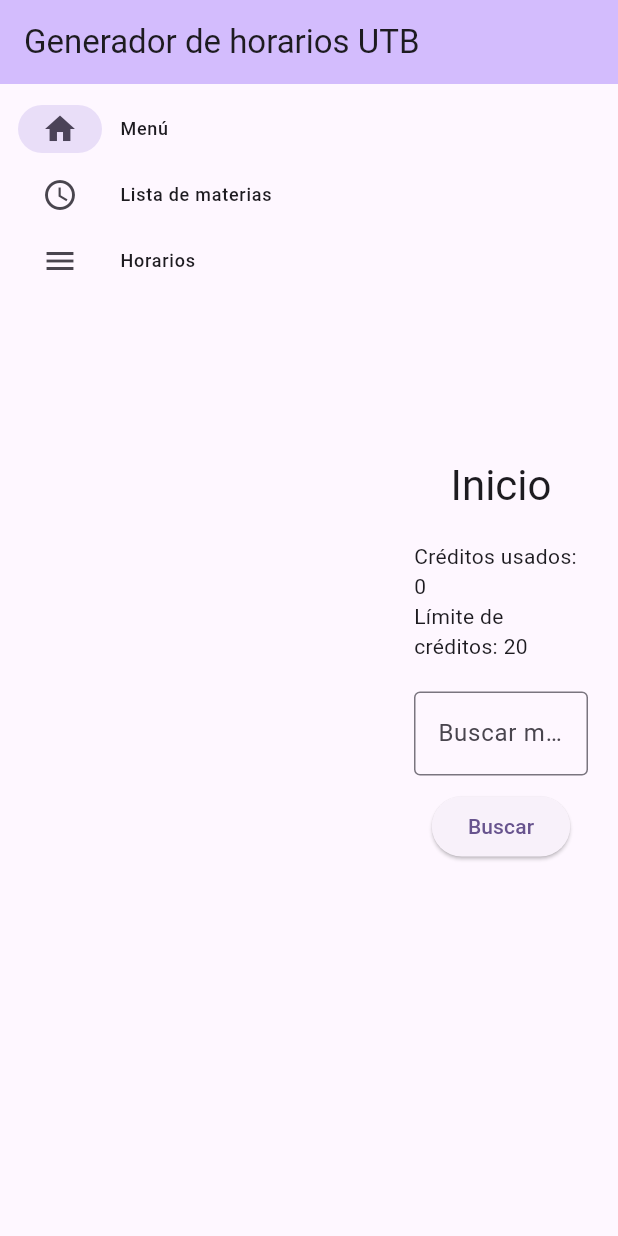
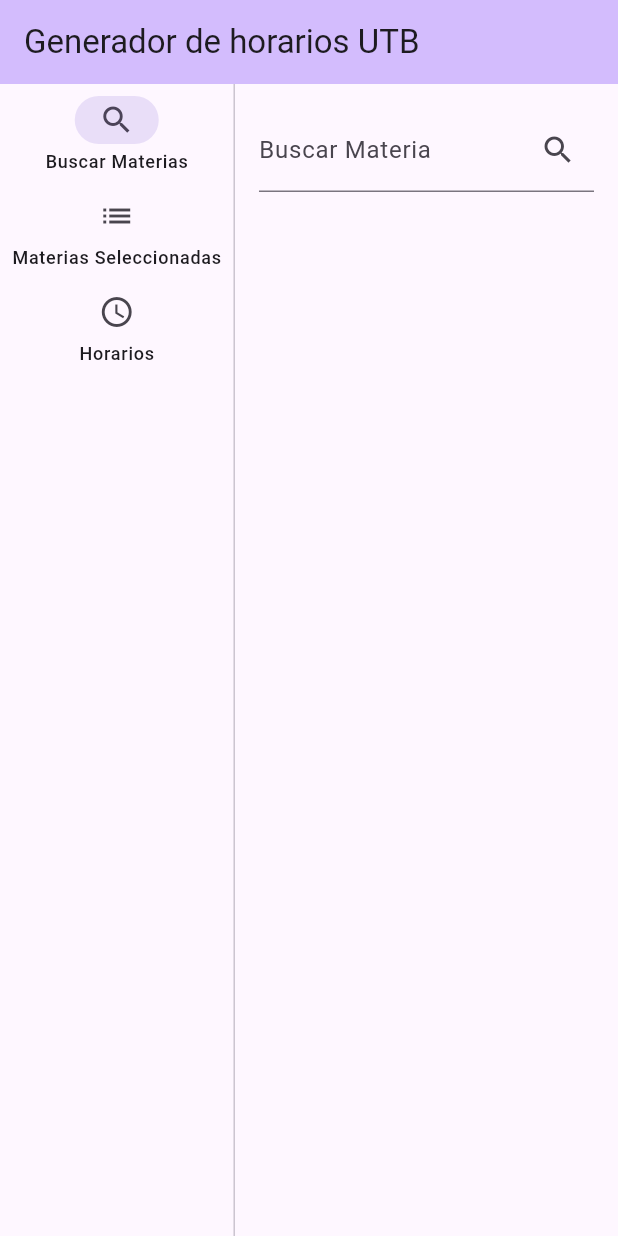
Before and after one commit to ISCOUTB/DH-ScheduleGeneratorUTB, a Flutter app: the screen it shows after launch, on a phone screen of 412 x 824 dp. Run offline on Flutter 3.47's test engine with Material 3 defaults, Android fonts, the phone set to English and light mode, and no system bars.

Commit message:
Update main.dart: Ahora genera mas de un horario...
Genera múltiples horarios según la cantidad de materias repetidas que tenga. Todavía falta implementar una mejor visualización y corregir el código para que no agregue créditos cuando se repite una materia en "materias seleccionadas".

```diff
--- a/lib/main.dart
+++ b/lib/main.dart
@@ -145,7 +145,8 @@ class _MyHomePageState extends State<MyHomePage> {
     return false;
   }
 
-  void addCredits(String subjectName, List<Map<String, String>> schedule, int credits) {
+  void addCredits(
+      String subjectName, List<Map<String, String>> schedule, int credits) {
     // Verificar si hay un conflicto de horarios
     if (hasScheduleConflict(schedule)) {
       ScaffoldMessenger.of(context).showSnackBar(
@@ -175,13 +176,67 @@ class _MyHomePageState extends State<MyHomePage> {
     });
   }
 
-  // Nueva función para generar el horario semanal
-  List<Map<String, List<String>>> generateWeeklySchedule() {
+  // Nueva función para agrupar materias por nombre
+  Map<String, List<Map<String, dynamic>>> groupSubjectsByName() {
+    Map<String, List<Map<String, dynamic>>> groupedSubjects = {};
+
+    for (var subject in addedSubjects) {
+      String name = subject['name'];
+      if (groupedSubjects.containsKey(name)) {
+        groupedSubjects[name]!.add(subject);
+      } else {
+        groupedSubjects[name] = [subject];
+      }
+    }
+
+    return groupedSubjects;
+  }
+
+  // Función para generar combinaciones de horarios
+  List<List<Map<String, dynamic>>> generateScheduleCombinations(
+      Map<String, List<Map<String, dynamic>>> groupedSubjects) {
+    List<List<Map<String, dynamic>>> allCombinations = [];
+
+    // Recursión para combinar horarios
+    void generateCombination(List<Map<String, dynamic>> currentCombination,
+        List<List<Map<String, dynamic>>> remainingGroups) {
+      if (remainingGroups.isEmpty) {
+        allCombinations.add(List.from(currentCombination));
+        return;
+      }
+
+      var currentGroup = remainingGroups.first;
+      for (var subject in currentGroup) {
+        currentCombination.add(subject);
+        generateCombination(
+            currentCombination, remainingGroups.sublist(1)); // Recursión
+        currentCombination.removeLast();
+      }
+    }
+
+    generateCombination(
+      [],
+      groupedSubjects.values.toList(),
+    );
+
+    return allCombinations;
+  }
+
+  // Función actualizada para generar múltiples horarios
+  List<List<Map<String, List<String>>>> generateMultipleSchedules() {
+    Map<String, List<Map<String, dynamic>>> groupedSubjects =
+        groupSubjectsByName();
+    List<List<Map<String, dynamic>>> scheduleCombinations =
+        generateScheduleCombinations(groupedSubjects);
+
+    List<List<Map<String, List<String>>>> allSchedules = [];
+
+    for (var combination in scheduleCombinations) {
       List<Map<String, List<String>>> weeklySchedule = [];
 
       for (var day in possibleDays) {
         List<String> subjectsForDay = [];
-      for (var subject in addedSubjects) {
+        for (var subject in combination) {
           for (var schedule in subject['schedule']) {
             if (schedule['day'] == day) {
               subjectsForDay.add('${subject['name']} (${schedule['time']})');
@@ -190,7 +245,11 @@ class _MyHomePageState extends State<MyHomePage> {
         }
         weeklySchedule.add({day: subjectsForDay});
       }
-    return weeklySchedule;
+
+      allSchedules.add(weeklySchedule);
+    }
+
+    return allSchedules;
   }
 
   void generateSchedule() {
@@ -199,14 +258,20 @@ class _MyHomePageState extends State<MyHomePage> {
         const SnackBar(content: Text('Seleccione materias antes de generar')),
       );
     } else {
-      List<Map<String, List<String>>> weeklySchedule = generateWeeklySchedule();
-      // Muestra el horario semanal en un diálogo o en la pantalla
+      List<List<Map<String, List<String>>>> allSchedules =
+          generateMultipleSchedules();
+
+      // Muestra los múltiples horarios en un diálogo
       showDialog(
         context: context,
         builder: (context) {
           return AlertDialog(
-            title: const Text('Horario Semanal'),
+            title: const Text('Horarios Generados'),
             content: SingleChildScrollView(
+              child: Column(
+                children: allSchedules.map((weeklySchedule) {
+                  return Padding(
+                    padding: const EdgeInsets.only(bottom: 20),
                     child: Column(
                       children: weeklySchedule.map((daySchedule) {
                         String day = daySchedule.keys.first;
@@ -215,10 +280,16 @@ class _MyHomePageState extends State<MyHomePage> {
                           crossAxisAlignment: CrossAxisAlignment.start,
                           children: [
                             Text(day,
-                          style: const TextStyle(fontWeight: FontWeight.bold)),
-                      ...subjects.map((subject) => Text(subject)).toList(),
+                                style: const TextStyle(
+                                    fontWeight: FontWeight.bold)),
+                            ...subjects
+                                .map((subject) => Text(subject))
+                                .toList(),
                             const SizedBox(height: 10),
                           ],
+                        );
+                      }).toList(),
+                    ),
                   );
                 }).toList(),
               ),
@@ -253,180 +324,126 @@ class _MyHomePageState extends State<MyHomePage> {
       body: Row(
         children: <Widget>[
           NavigationRail(
-            extended: true,
-            destinations: const [
-              NavigationRailDestination(
-                icon: Icon(Icons.home),
-                label: Text('Menú'),
-              ),
-              NavigationRailDestination(
-                icon: Icon(Icons.schedule),
-                label: Text('Lista de materias'),
-              ),
-              NavigationRailDestination(
-                icon: Icon(Icons.menu),
-                label: Text('Horarios'),
-              ),
-            ],
             selectedIndex: selectedIndex,
             onDestinationSelected: (int index) {
               setState(() {
                 selectedIndex = index;
-                searchResults = [];
               });
             },
+            labelType: NavigationRailLabelType.all,
+            destinations: const <NavigationRailDestination>[
+              NavigationRailDestination(
+                icon: Icon(Icons.search),
+                label: Text('Buscar Materias'),
               ),
-          Expanded(
-            child: SingleChildScrollView(
-              child: Column(
-                mainAxisAlignment: MainAxisAlignment.start,
-                children: <Widget>[
-                  const SizedBox(height: 20),
-                  Padding(
-                    padding: const EdgeInsets.symmetric(horizontal: 20),
-                    child: Text(
-                      selectedIndex == 0
-                          ? 'Inicio'
-                          : selectedIndex == 1
-                              ? 'Materias seleccionadas'
-                              : 'Horarios',
-                      style: Theme.of(context).textTheme.headlineMedium,
+              NavigationRailDestination(
+                icon: Icon(Icons.list),
+                label: Text('Materias Seleccionadas'),
               ),
-                  ),
-                  const SizedBox(height: 20),
-                  if (selectedIndex == 0) ...[
-                    // Mostrar créditos usados y límite de créditos en el menú
-                    Padding(
-                      padding: const EdgeInsets.symmetric(horizontal: 20),
-                      child: Column(
-                        children: [
-                          Text('Créditos usados: $usedCredits'),
-                          Text('Límite de créditos: $creditLimit'),
-                        ],
-                      ),
-                    ),
-                    const SizedBox(height: 20),
-                    // Sección para buscar materias
-                    Padding(
-                      padding: const EdgeInsets.symmetric(horizontal: 20),
-                      child: TextField(
-                        controller: subjectController,
-                        decoration: const InputDecoration(
-                          labelText: 'Buscar materia',
-                          border: OutlineInputBorder(),
-                        ),
-                      ),
-                    ),
-                    const SizedBox(height: 10),
-                    ElevatedButton(
-                      onPressed: () {
-                        searchSubject(subjectController.text);
-                      },
-                      child: const Text('Buscar'),
-                    ),
-                    const SizedBox(height: 20),
-                    // Resultados de la búsqueda
-                    if (searchResults.isNotEmpty)
-                      Padding(
-                        padding: const EdgeInsets.symmetric(horizontal: 20),
-                        child: Column(
-                          crossAxisAlignment: CrossAxisAlignment.start,
-                          children: [
-                            const Text(
-                              'Resultados de la búsqueda:',
-                              style: TextStyle(fontWeight: FontWeight.bold),
-                            ),
-                            const SizedBox(height: 10),
-                            ...searchResults.map((subject) {
-                              return Card(
-                                child: ListTile(
-                                  title: Text(subject['name']),
-                                  subtitle: Column(
-                                    crossAxisAlignment:
-                                        CrossAxisAlignment.start,
-                                    children: [
-                                      Text('Horario:'),
-                                      ...subject['schedule']
-                                          .map<Widget>((s) => Text(
-                                              '${s['day']} - ${s['time']}'))
-                                          .toList(),
-                                      Text('Créditos: ${subject['credits']}'),
-                                    ],
-                                  ),
-                                  trailing: ElevatedButton(
-                                    onPressed: () {
-                                      addCredits(
-                                          subject['name'],
-                                          subject['schedule'],
-                                          subject['credits']);
-                                    },
-                                    child: const Text('Agregar'),
-                                  ),
-                                ),
-                              );
-                            }).toList(),
-                          ],
-                        ),
-                      ),
-                  ] else if (selectedIndex == 1) ...[
-                    // Mostrar las materias seleccionadas
-                    Padding(
-                      padding: const EdgeInsets.symmetric(horizontal: 20),
-                      child: Column(
-                        crossAxisAlignment: CrossAxisAlignment.start,
-                        children: [
-                          const Text(
-                            'Materias seleccionadas:',
-                            style: TextStyle(fontWeight: FontWeight.bold),
-                          ),
-                          const SizedBox(height: 10),
-                          if (addedSubjects.isNotEmpty)
-                            ...addedSubjects.map((subject) {
-                              return Card(
-                                child: ListTile(
-                                  title: Text(subject['name']),
-                                  subtitle: Column(
-                                    crossAxisAlignment:
-                                        CrossAxisAlignment.start,
-                                    children: [
-                                      Text('Horario:'),
-                                      ...subject['schedule']
-                                          .map<Widget>((s) => Text(
-                                              '${s['day']} - ${s['time']}'))
-                                          .toList(),
-                                      Text('Créditos: ${subject['credits']}'),
-                                    ],
-                                  ),
-                                ),
-                              );
-                            }).toList()
-                          else
-                            const Text('No ha seleccionado materias aún.'),
-                        ],
-                      ),
-                    ),
-                  ] else if (selectedIndex == 2) ...[
-                    // Sección de horarios
-                    Padding(
-                      padding: const EdgeInsets.symmetric(horizontal: 20),
-                      child: Column(
-                        crossAxisAlignment: CrossAxisAlignment.start,
-                        children: [
-                          const SizedBox(height: 10),
-                          ElevatedButton(
-                            onPressed: generateSchedule,
-                            child: const Text('Generar Horario'),
+              NavigationRailDestination(
+                icon: Icon(Icons.schedule),
+                label: Text('Horarios'),
               ),
             ],
           ),
-                    ),
-                  ]
+          const VerticalDivider(thickness: 1, width: 1),
+          Expanded(
+            child: IndexedStack(
+              index: selectedIndex,
+              children: [
+                buildSearchSubjects(),
+                buildAddedSubjects(),
+                buildScheduleGenerator(),
               ],
-              ),
             ),
           ),
         ],
       ),
     );
   }
+
+  Widget buildSearchSubjects() {
+    return Column(
+      children: [
+        Padding(
+          padding: const EdgeInsets.all(16.0),
+          child: TextField(
+            controller: subjectController,
+            decoration: InputDecoration(
+              labelText: 'Buscar Materia',
+              suffixIcon: IconButton(
+                icon: const Icon(Icons.search),
+                onPressed: () {
+                  searchSubject(subjectController.text);
+                },
+              ),
+            ),
+          ),
+        ),
+        Expanded(
+          child: ListView.builder(
+            itemCount: searchResults.length,
+            itemBuilder: (context, index) {
+              var subject = searchResults[index];
+              String subjectName = subject['name'];
+              int credits = subject['credits'];
+
+              return ListTile(
+                title: Text(subjectName),
+                subtitle: Text('Créditos: $credits'),
+                trailing: IconButton(
+                  icon: const Icon(Icons.add),
+                  onPressed: () {
+                    addCredits(subjectName, subject['schedule'], credits);
+                  },
+                ),
+              );
+            },
+          ),
+        ),
+      ],
+    );
   }
+
+  Widget buildAddedSubjects() {
+    return Column(
+      children: [
+        Expanded(
+          child: ListView.builder(
+            itemCount: addedSubjects.length,
+            itemBuilder: (context, index) {
+              var subject = addedSubjects[index];
+              String subjectName = subject['name'];
+              int credits = subject['credits'];
+              List<Map<String, String>> schedule = subject['schedule'];
+
+              return ListTile(
+                title: Text(subjectName),
+                subtitle: Column(
+                  crossAxisAlignment: CrossAxisAlignment.start,
+                  children: [
+                    Text('Créditos: $credits'),
+                    ...schedule.map((s) => Text('${s['day']}: ${s['time']}')),
+                  ],
+                ),
+              );
+            },
+          ),
+        ),
+        Padding(
+          padding: const EdgeInsets.all(16.0),
+          child: Text('Créditos utilizados: $usedCredits / $creditLimit'),
+        ),
+      ],
+    );
+  }
+
+  Widget buildScheduleGenerator() {
+    return Center(
+      child: ElevatedButton(
+        onPressed: generateSchedule,
+        child: const Text('Generar Horario'),
+      ),
+    );
+  }
+}
```
Lines whose indentation alone changed are shown as unchanged.
